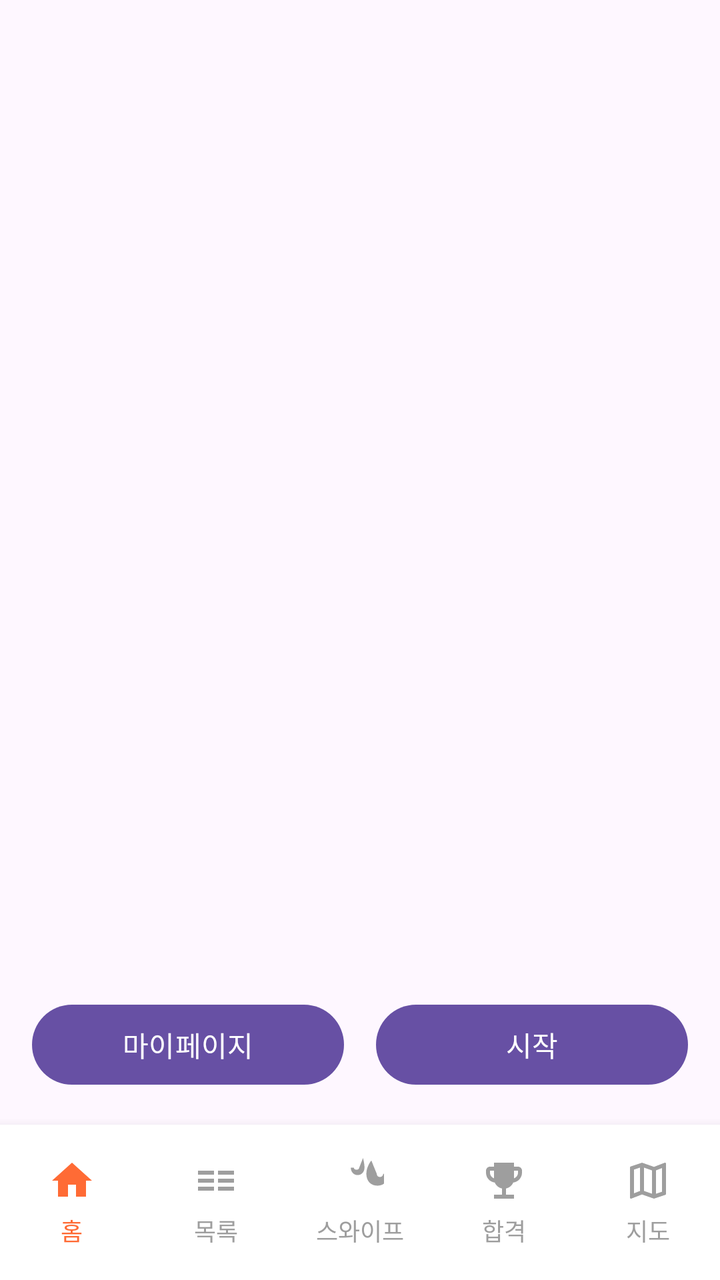
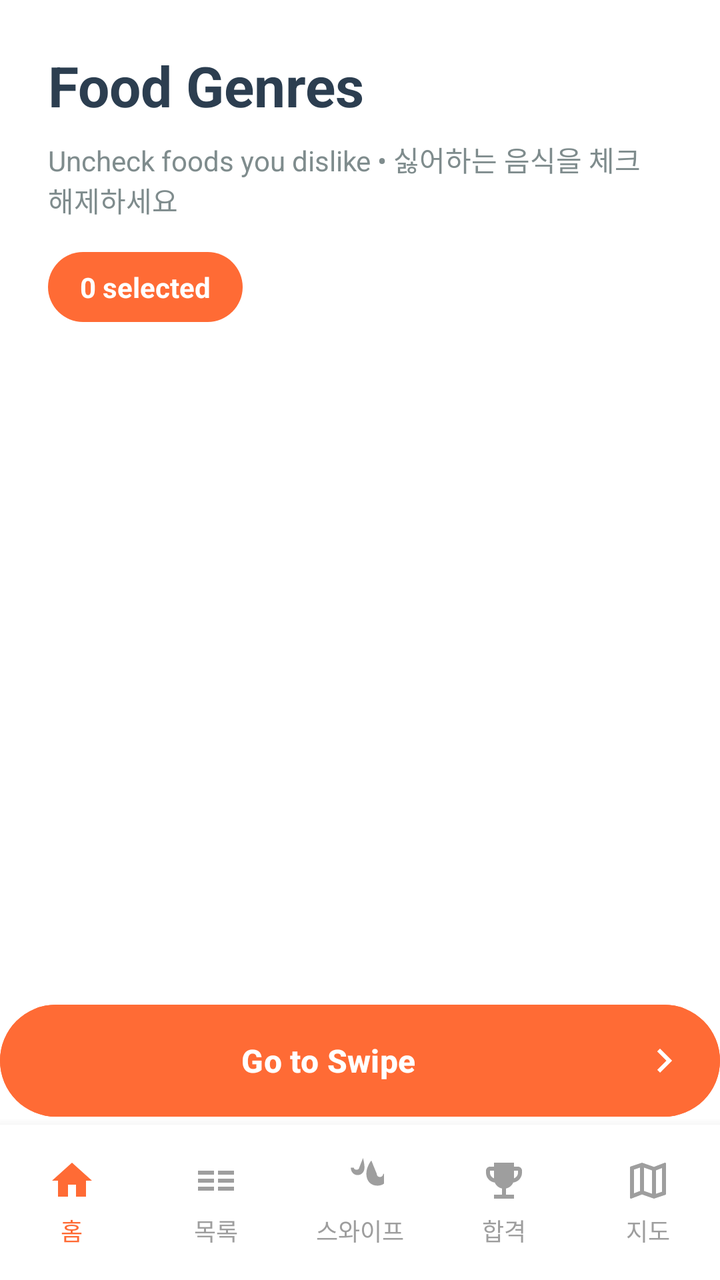

An Android layout rendered at two revisions. The XML below is the earlier revision; the diff shows what the commit changed to produce the second picture.
<!-- AndroidManifest.xml: application theme Theme.Molip_1st -->
<!-- res/layout/activity_food_list.xml -->
<?xml version="1.0" encoding="utf-8"?>
<androidx.constraintlayout.widget.ConstraintLayout xmlns:android="http://schemas.android.com/apk/res/android"
    xmlns:app="http://schemas.android.com/apk/res-auto"
    xmlns:tools="http://schemas.android.com/tools"
    android:layout_width="match_parent"
    android:layout_height="match_parent"
    tools:context=".ui.FoodListActivity">

    
    <androidx.recyclerview.widget.RecyclerView
        android:id="@+id/categoryRecyclerView"
        android:layout_width="0dp"
        android:layout_height="wrap_content"
        android:orientation="horizontal"
        app:layoutManager="androidx.recyclerview.widget.LinearLayoutManager"
        app:layout_constraintEnd_toEndOf="parent"
        app:layout_constraintStart_toStartOf="parent"
        app:layout_constraintTop_toTopOf="parent" />

    
    <androidx.recyclerview.widget.RecyclerView
        android:id="@+id/foodRecyclerView"
        android:layout_width="0dp"
        android:layout_height="0dp"
        android:padding="16dp"
        app:layoutManager="androidx.recyclerview.widget.GridLayoutManager"
        app:spanCount="2"
        app:layout_constraintBottom_toTopOf="@id/buttonLayout"
        app:layout_constraintEnd_toEndOf="parent"
        app:layout_constraintStart_toStartOf="parent"
        app:layout_constraintTop_toBottomOf="@id/categoryRecyclerView" />

    
    <LinearLayout
        android:id="@+id/buttonLayout"
        android:layout_width="0dp"
        android:layout_height="wrap_content"
        android:orientation="horizontal"
        android:padding="16dp"
        app:layout_constraintBottom_toTopOf="@id/bottomNavigation"
        app:layout_constraintEnd_toEndOf="parent"
        app:layout_constraintStart_toStartOf="parent">

        <Button
            android:id="@+id/myPageButton"
            android:layout_width="0dp"
            android:layout_height="wrap_content"
            android:layout_marginEnd="8dp"
            android:layout_weight="1"
            android:text="마이페이지" />

        <Button
            android:id="@+id/startButton"
            android:layout_width="0dp"
            android:layout_height="wrap_content"
            android:layout_marginStart="8dp"
            android:layout_weight="1"
            android:text="시작" />
    </LinearLayout>

    
    <include
        android:id="@+id/bottomNavigation"
        layout="@layout/layout_bottom_navigation"
        android:layout_width="0dp"
        android:layout_height="wrap_content"
        app:layout_constraintBottom_toBottomOf="parent"
        app:layout_constraintEnd_toEndOf="parent"
        app:layout_constraintStart_toStartOf="parent" />

</androidx.constraintlayout.widget.ConstraintLayout>
<!-- res/layout/layout_bottom_navigation.xml (included above) -->
<?xml version="1.0" encoding="utf-8"?>
<LinearLayout xmlns:android="http://schemas.android.com/apk/res/android"
    xmlns:app="http://schemas.android.com/apk/res-auto"
    android:id="@+id/bottomNavigation"
    android:layout_width="match_parent"
    android:layout_height="wrap_content"
    android:orientation="horizontal"
    android:background="@color/white"
    android:paddingTop="8dp"
    android:paddingBottom="8dp"
    android:elevation="8dp">

    
    <LinearLayout
        android:id="@+id/navHome"
        android:layout_width="0dp"
        android:layout_height="wrap_content"
        android:layout_weight="1"
        android:orientation="vertical"
        android:gravity="center"
        android:padding="8dp"
        android:clickable="true"
        android:focusable="true"
        android:background="?attr/selectableItemBackground">

        <ImageView
            android:layout_width="24dp"
            android:layout_height="24dp"
            android:src="@drawable/ic_home"
            android:contentDescription="@string/nav_home" />

        <TextView
            android:layout_width="wrap_content"
            android:layout_height="wrap_content"
            android:text="@string/nav_home"
            android:textSize="12sp"
            android:textColor="@color/primary_orange"
            android:layout_marginTop="4dp" />
    </LinearLayout>

    
    <LinearLayout
        android:id="@+id/navList"
        android:layout_width="0dp"
        android:layout_height="wrap_content"
        android:layout_weight="1"
        android:orientation="vertical"
        android:gravity="center"
        android:padding="8dp"
        android:clickable="true"
        android:focusable="true"
        android:background="?attr/selectableItemBackground">

        <ImageView
            android:layout_width="24dp"
            android:layout_height="24dp"
            android:src="@drawable/ic_list"
            android:contentDescription="@string/nav_list" />

        <TextView
            android:layout_width="wrap_content"
            android:layout_height="wrap_content"
            android:text="@string/nav_list"
            android:textSize="12sp"
            android:textColor="@color/navigation_unselected"
            android:layout_marginTop="4dp" />
    </LinearLayout>

    
    <LinearLayout
        android:id="@+id/navSwipe"
        android:layout_width="0dp"
        android:layout_height="wrap_content"
        android:layout_weight="1"
        android:orientation="vertical"
        android:gravity="center"
        android:padding="8dp"
        android:clickable="true"
        android:focusable="true"
        android:background="?attr/selectableItemBackground">

        <ImageView
            android:layout_width="24dp"
            android:layout_height="24dp"
            android:src="@drawable/ic_swipe"
            android:contentDescription="@string/nav_swipe" />

        <TextView
            android:layout_width="wrap_content"
            android:layout_height="wrap_content"
            android:text="@string/nav_swipe"
            android:textSize="12sp"
            android:textColor="@color/navigation_unselected"
            android:layout_marginTop="4dp" />
    </LinearLayout>

    
    <LinearLayout
        android:id="@+id/navAccepted"
        android:layout_width="0dp"
        android:layout_height="wrap_content"
        android:layout_weight="1"
        android:orientation="vertical"
        android:gravity="center"
        android:padding="8dp"
        android:clickable="true"
        android:focusable="true"
        android:background="?attr/selectableItemBackground">

        <ImageView
            android:layout_width="24dp"
            android:layout_height="24dp"
            android:src="@drawable/ic_trophy"
            android:contentDescription="@string/nav_accepted" />

        <TextView
            android:layout_width="wrap_content"
            android:layout_height="wrap_content"
            android:text="@string/nav_accepted"
            android:textSize="12sp"
            android:textColor="@color/navigation_unselected"
            android:layout_marginTop="4dp" />
    </LinearLayout>

    
    <LinearLayout
        android:id="@+id/navMap"
        android:layout_width="0dp"
        android:layout_height="wrap_content"
        android:layout_weight="1"
        android:orientation="vertical"
        android:gravity="center"
        android:padding="8dp"
        android:clickable="true"
        android:focusable="true"
        android:background="?attr/selectableItemBackground">

        <ImageView
            android:layout_width="24dp"
            android:layout_height="24dp"
            android:src="@drawable/ic_map"
            android:contentDescription="@string/nav_map" />

        <TextView
            android:layout_width="wrap_content"
            android:layout_height="wrap_content"
            android:text="@string/nav_map"
            android:textSize="12sp"
            android:textColor="@color/navigation_unselected"
            android:layout_marginTop="4dp" />
    </LinearLayout>
</LinearLayout>
<!-- resources referenced by this layout -->
<resources>
  <color name="navigation_unselected">#9E9E9E</color>
  <color name="primary_orange">#FF6B35</color>
  <color name="white">#FFFFFFFF</color>
  <!-- drawable ic_home (drawable) -->
  <?xml version="1.0" encoding="utf-8"?>
  <vector xmlns:android="http://schemas.android.com/apk/res/android"
      android:width="24dp"
      android:height="24dp"
      android:viewportWidth="24"
      android:viewportHeight="24">
      
      <path
          android:fillColor="@color/primary_orange"
          android:pathData="M10,20V14H14V20H19V12H22L12,3L2,12H5V20H10Z"/>
  </vector>
  <!-- drawable ic_list (drawable) -->
  <?xml version="1.0" encoding="utf-8"?>
  <vector xmlns:android="http://schemas.android.com/apk/res/android"
      android:width="24dp"
      android:height="24dp"
      android:viewportWidth="24"
      android:viewportHeight="24">
      
      <path
          android:fillColor="@color/navigation_unselected"
          android:pathData="M3,13H11V11H3V13ZM3,17H11V15H3V17ZM3,9H11V7H3V9ZM13,13H21V11H13V13ZM13,17H21V15H13V17ZM13,9V7H21V9H13Z"/>
  </vector>
  <!-- drawable ic_map (drawable) -->
  <?xml version="1.0" encoding="utf-8"?>
  <vector xmlns:android="http://schemas.android.com/apk/res/android"
      android:width="24dp"
      android:height="24dp"
      android:viewportWidth="24"
      android:viewportHeight="24">
      
      <path
          android:fillColor="@color/navigation_unselected"
          android:pathData="M20.5,3L20.34,3.03L15,5.1L9,3L3.36,4.9C3.15,4.97 3,5.15 3,5.38V20.5C3,20.78 3.22,21 3.5,21L3.66,20.97L9,18.9L15,21L20.64,19.1C20.85,19.03 21,18.85 21,18.62V3.5C21,3.22 20.78,3 20.5,3M10,5.47L14,6.87V18.53L10,17.13V5.47M5,6.46L8,5.45V17.15L5,18.31V6.46M19,17.54L16,18.55V6.85L19,5.69V17.54Z"/>
  </vector>
  <!-- drawable ic_trophy (drawable) -->
  <?xml version="1.0" encoding="utf-8"?>
  <vector xmlns:android="http://schemas.android.com/apk/res/android"
      android:width="24dp"
      android:height="24dp"
      android:viewportWidth="24"
      android:viewportHeight="24">
      
      <path
          android:fillColor="@color/navigation_unselected"
          android:pathData="M19,5H17V3H7V5H5C3.9,5 3,5.9 3,7V8C3,10.55 4.92,12.63 7.39,12.94C8.02,14.44 9.37,15.57 11,15.9V19H7V21H17V19H13V15.9C14.63,15.57 15.98,14.44 16.61,12.94C19.08,12.63 21,10.55 21,8V7C21,5.9 20.1,5 19,5M5,8V7H7V10.82C5.84,10.4 5,9.3 5,8M19,8C19,9.3 18.16,10.4 17,10.82V7H19V8Z"/>
  </vector>
  <string name="nav_accepted">합격</string>
  <string name="nav_home">홈</string>
  <string name="nav_list">목록</string>
  <string name="nav_map">지도</string>
  <string name="nav_swipe">스와이프</string>
  <style name="Theme.Molip_1st" parent="Base.Theme.Molip_1st" />
  <style name="Base.Theme.Molip_1st" parent="Theme.Material3.DayNight.NoActionBar">
          
          
      </style>
  <!-- unchanged entries left out for length: 1 -->
</resources>

<!-- the commit's change to res/layout/activity_food_list.xml (unified diff, before → after) -->
@@ -4,59 +4,90 @@
     xmlns:tools="http://schemas.android.com/tools"
     android:layout_width="match_parent"
     android:layout_height="match_parent"
+    android:background="@color/white"
     tools:context=".ui.FoodListActivity">
 
     
-    <androidx.recyclerview.widget.RecyclerView
-        android:id="@+id/categoryRecyclerView"
-        android:layout_width="0dp"
-        android:layout_height="wrap_content"
-        android:orientation="horizontal"
-        app:layoutManager="androidx.recyclerview.widget.LinearLayoutManager"
+    <ScrollView
+        android:id="@+id/scrollView"
+        android:layout_width="0dp"
+        android:layout_height="0dp"
+        android:fillViewport="false"
+        android:scrollbars="vertical"
+        app:layout_constraintBottom_toTopOf="@id/startButton"
         app:layout_constraintEnd_toEndOf="parent"
         app:layout_constraintStart_toStartOf="parent"
-        app:layout_constraintTop_toTopOf="parent" />
-
-    
-    <androidx.recyclerview.widget.RecyclerView
-        android:id="@+id/foodRecyclerView"
-        android:layout_width="0dp"
-        android:layout_height="0dp"
+        app:layout_constraintTop_toTopOf="parent">
+
+        <LinearLayout
+            android:layout_width="match_parent"
+            android:layout_height="wrap_content"
+            android:orientation="vertical"
+            android:padding="24dp">
+
+            
+            <TextView
+                android:id="@+id/titleTextView"
+                android:layout_width="match_parent"
+                android:layout_height="wrap_content"
+                android:text="Food Genres"
+                android:textSize="28sp"
+                android:textStyle="bold"
+                android:textColor="@color/text_primary"
+                android:layout_marginBottom="8dp" />
+
+            
+            <TextView
+                android:id="@+id/instructionTextView"
+                android:layout_width="match_parent"
+                android:layout_height="wrap_content"
+                android:text="Uncheck foods you dislike • 싫어하는 음식을 체크 해제하세요"
+                android:textSize="14sp"
+                android:textColor="@color/text_secondary"
+                android:layout_marginBottom="16dp" />
+
+            
+            <TextView
+                android:id="@+id/selectedCountTextView"
+                android:layout_width="wrap_content"
+                android:layout_height="wrap_content"
+                android:text="0 selected"
+                android:textSize="14sp"
+                android:textStyle="bold"
+                android:textColor="@color/white"
+                android:background="@drawable/shape_pill_orange"
+                android:paddingStart="16dp"
+                android:paddingEnd="16dp"
+                android:paddingTop="8dp"
+                android:paddingBottom="8dp"
+                android:layout_marginBottom="24dp" />
+
+            
+            <androidx.recyclerview.widget.RecyclerView
+                android:id="@+id/categoryRecyclerView"
+                android:layout_width="match_parent"
+                android:layout_height="wrap_content"
+                android:nestedScrollingEnabled="false"
+                android:overScrollMode="never" />
+        </LinearLayout>
+    </ScrollView>
+
+    
+    <Button
+        android:id="@+id/startButton"
+        android:layout_width="0dp"
+        android:layout_height="wrap_content"
+        android:text="Go to Swipe"
+        android:textSize="16sp"
+        android:textStyle="bold"
+        android:textColor="@color/white"
+        android:backgroundTint="@color/primary_orange"
         android:padding="16dp"
-        app:layoutManager="androidx.recyclerview.widget.GridLayoutManager"
-        app:spanCount="2"
-        app:layout_constraintBottom_toTopOf="@id/buttonLayout"
-        app:layout_constraintEnd_toEndOf="parent"
-        app:layout_constraintStart_toStartOf="parent"
-        app:layout_constraintTop_toBottomOf="@id/categoryRecyclerView" />
-
-    
-    <LinearLayout
-        android:id="@+id/buttonLayout"
-        android:layout_width="0dp"
-        android:layout_height="wrap_content"
-        android:orientation="horizontal"
-        android:padding="16dp"
+        android:drawableEnd="@drawable/ic_arrow_right"
+        android:drawablePadding="8dp"
         app:layout_constraintBottom_toTopOf="@id/bottomNavigation"
         app:layout_constraintEnd_toEndOf="parent"
-        app:layout_constraintStart_toStartOf="parent">
-
-        <Button
-            android:id="@+id/myPageButton"
-            android:layout_width="0dp"
-            android:layout_height="wrap_content"
-            android:layout_marginEnd="8dp"
-            android:layout_weight="1"
-            android:text="마이페이지" />
-
-        <Button
-            android:id="@+id/startButton"
-            android:layout_width="0dp"
-            android:layout_height="wrap_content"
-            android:layout_marginStart="8dp"
-            android:layout_weight="1"
-            android:text="시작" />
-    </LinearLayout>
+        app:layout_constraintStart_toStartOf="parent" />
 
     
     <include
<!-- resource entries referenced after the edit -->
@@ -2,7 +2,21 @@
 <resources>
   <color name="navigation_unselected">#9E9E9E</color>
   <color name="primary_orange">#FF6B35</color>
+  <color name="text_primary">#2C3E50</color>
+  <color name="text_secondary">#7F8C8D</color>
   <color name="white">#FFFFFFFF</color>
+  <!-- drawable ic_arrow_right (drawable) -->
+  <?xml version="1.0" encoding="utf-8"?>
+  <vector xmlns:android="http://schemas.android.com/apk/res/android"
+      android:width="24dp"
+      android:height="24dp"
+      android:viewportWidth="24"
+      android:viewportHeight="24">
+      
+      <path
+          android:fillColor="@color/white"
+          android:pathData="M8.59,16.59L13.17,12L8.59,7.41L10,6L16,12L10,18L8.59,16.59Z"/>
+  </vector>
   <!-- drawable ic_home (drawable) -->
   <?xml version="1.0" encoding="utf-8"?>
   <vector xmlns:android="http://schemas.android.com/apk/res/android"
@@ -51,6 +65,13 @@
           android:fillColor="@color/navigation_unselected"
           android:pathData="M19,5H17V3H7V5H5C3.9,5 3,5.9 3,7V8C3,10.55 4.92,12.63 7.39,12.94C8.02,14.44 9.37,15.57 11,15.9V19H7V21H17V19H13V15.9C14.63,15.57 15.98,14.44 16.61,12.94C19.08,12.63 21,10.55 21,8V7C21,5.9 20.1,5 19,5M5,8V7H7V10.82C5.84,10.4 5,9.3 5,8M19,8C19,9.3 18.16,10.4 17,10.82V7H19V8Z"/>
   </vector>
+  <!-- drawable shape_pill_orange (drawable) -->
+  <?xml version="1.0" encoding="utf-8"?>
+  <shape xmlns:android="http://schemas.android.com/apk/res/android"
+      android:shape="rectangle">
+      <solid android:color="@color/primary_orange" />
+      <corners android:radius="20dp" />
+  </shape>
   <string name="nav_accepted">합격</string>
   <string name="nav_home">홈</string>
   <string name="nav_list">목록</string>
